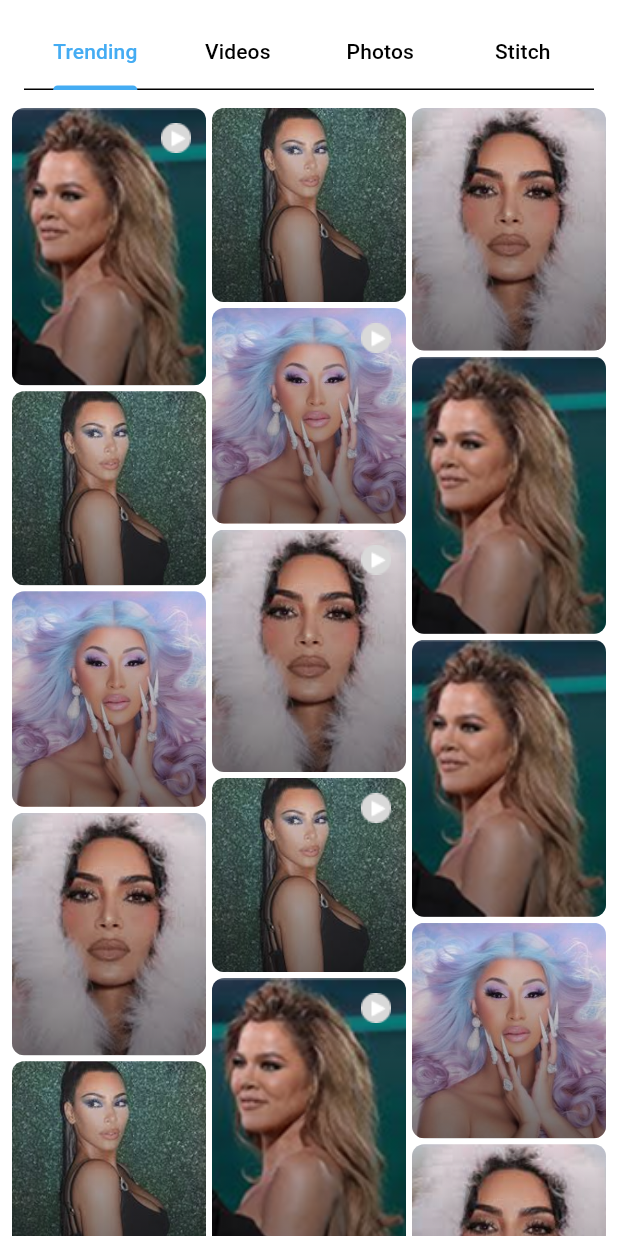
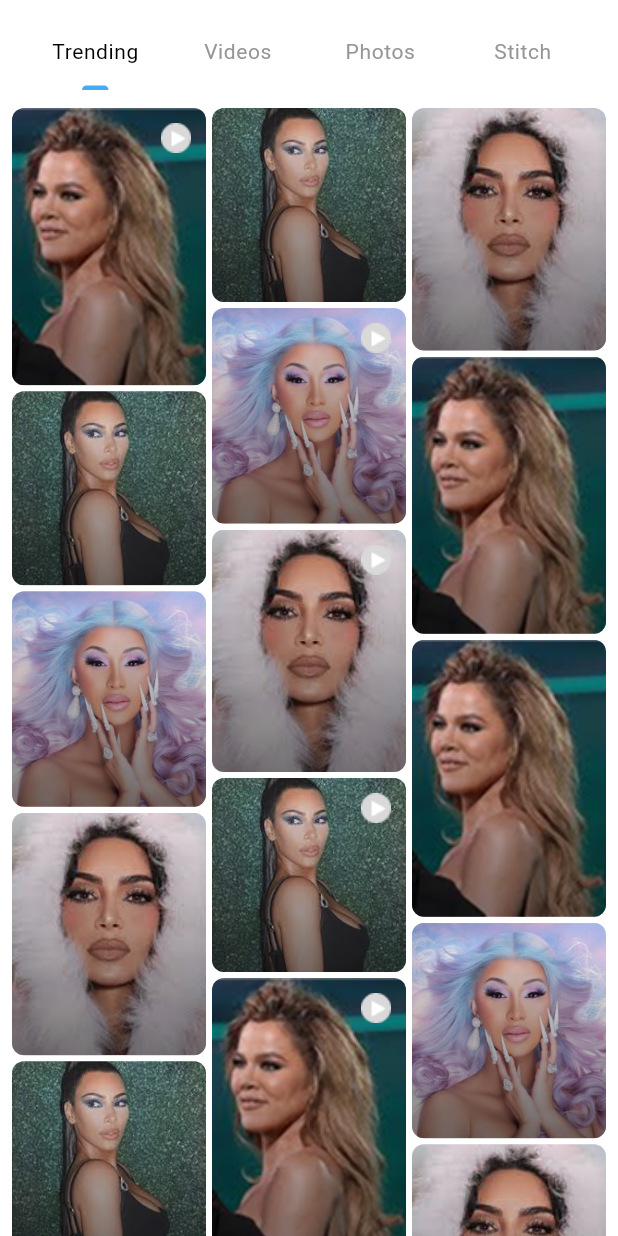
Before and after one commit to Laiba3131/new_app, a Flutter app: the HomeScreen screen opened directly, on a phone screen of 412 x 824 dp. Run offline on Flutter 3.47's test engine with Material 3 defaults, Android fonts, the phone set to English and light mode, and no system bars; our stand-ins replace bot_toast, cached_network_image, dio, equatable, flutter_bloc, flutter_otp_text_field and 8 more; accounts and stored records are empty; Roboto replaces fonts that are missing (DmSans); statements that could not run were skipped; project files that could hold a hidden picture were left out.

Commit message:
working on it

```diff
--- a/lib/modules/home/pages/home_screen.dart
+++ b/lib/modules/home/pages/home_screen.dart
@@ -1,5 +1,7 @@
 import 'package:flutter/material.dart';
+import 'package:kulture/constants/app_colors.dart';
 import 'package:kulture/modules/home/widgets/trending_grid.dart';
+import 'package:kulture/utils/extensions/extended_context.dart';
 import '../widgets/photo_tab.dart';
 import '../widgets/stitch_tab.dart';
 import '../widgets/vedio_tab.dart';
@@ -19,10 +21,23 @@ class HomeScreen extends StatelessWidget {
           body: Column(
             children: [
               // Tab Bar
-              const Padding(
+               Padding(
                 padding: EdgeInsets.symmetric(horizontal: 16, vertical: 12),
                 child: TabBar(
-                  indicator: null,
+                  // indicator: null,
+                  indicatorColor: AppColors.primaryColor,
+                  dividerColor: AppColors.transparent,
+                  indicatorPadding: EdgeInsets.symmetric(horizontal: 20),
+                  labelStyle:  context.textTheme.bodySmall?.copyWith(
+                    color: AppColors.black,
+                    fontWeight: FontWeight.w400,
+                    fontSize: 14,
+                  ),
+                  unselectedLabelStyle:  context.textTheme.bodySmall?.copyWith(
+                    color: AppColors.textGrey,
+                    fontWeight: FontWeight.w400,
+                    fontSize: 14,
+                  ),
                   // labelColor: Colors.black,
                   // // unselectedLabelColor: Colors.grey,
                   // indicatorColor: Colors.blue,
--- a/lib/modules/home/widgets/delete_dialog.dart
+++ b/lib/modules/home/widgets/delete_dialog.dart
@@ -52,7 +52,7 @@ class DeleteDialog extends StatelessWidget {
             Padding(
               padding: const EdgeInsets.symmetric(horizontal: 10.0),
               child: Row(
-                mainAxisAlignment: MainAxisAlignment.spaceEvenly,
+                mainAxisAlignment: MainAxisAlignment.spaceBetween,
                 children: [
                   InkWell(
                     onTap: () => Navigator.of(context).pop(),
@@ -65,6 +65,10 @@ class DeleteDialog extends StatelessWidget {
                           ),
                     ),
                   ),
+                  Container(
+                    height: 10,
+                    width: 2,
+                    decoration: BoxDecoration(color: AppColors.greyColor),),
                   InkWell(
                     onTap: () => Navigator.of(context).pop(),
                     child: Text(
--- a/lib/modules/profile/widgets/send_notes_bottom_sheet.dart
+++ b/lib/modules/profile/widgets/send_notes_bottom_sheet.dart
@@ -146,7 +146,7 @@ class _SendNotesBottomSheetState extends State<SendNotesBottomSheet> {
         mainAxisSize: MainAxisSize.min,
         children: [
           Text(
-            'Send in Notes',
+            'Copy link',
             style: context.textTheme.bodyMedium?.copyWith(
               color: AppColors.black,
               fontSize: 17,
```
Also changed, not shown: lib/modules/home/pages/infinity_scrolling_screen.dart (+9 -5 lines).
